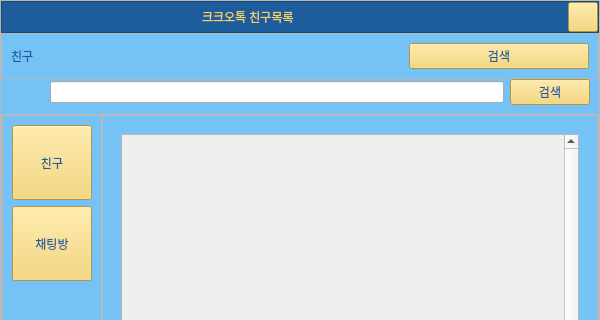
Above: Code/front/ui/page_friend_list_ui.ui from lee991229/KKOTalk before the change; both pictures show x 0 to 600 and y 0 to 320 of the 600 by 850 pixel window. Below: the same form after it.
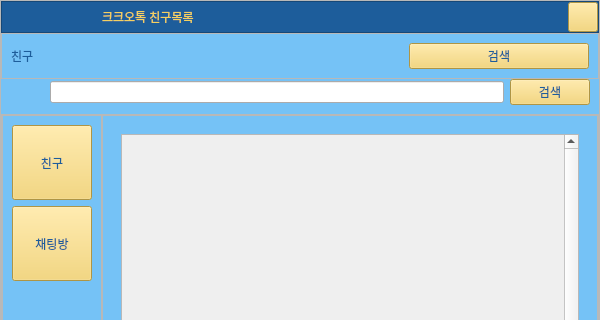
That is the form after the change. Icons and pictures are not drawn.

The edit to the form file:
```diff
--- a/Code/front/ui/page_friend_list_ui.ui
+++ b/Code/front/ui/page_friend_list_ui.ui
@@ -136,11 +136,11 @@
             <enum>Qt::Horizontal</enum>
            </property>
            <property name="sizeType">
-            <enum>QSizePolicy::Fixed</enum>
+            <enum>QSizePolicy::Minimum</enum>
            </property>
            <property name="sizeHint" stdset="0">
             <size>
-             <width>200</width>
+             <width>100</width>
              <height>20</height>
             </size>
            </property>
```
Left out of the diff: 2 changed lines with no effect on the pictures.
